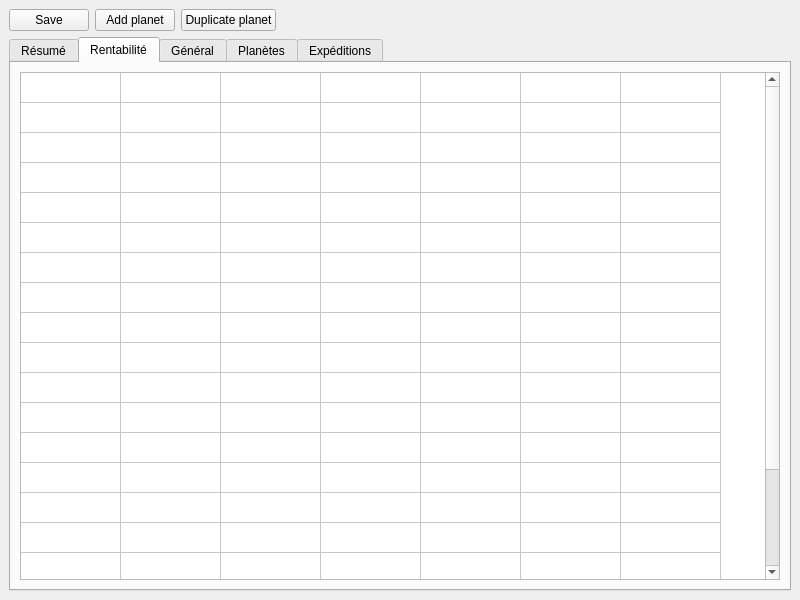
The window that mainwindow.ui (crocomo83/OgameHelper) describes before a commit, drawn with Qt 5.
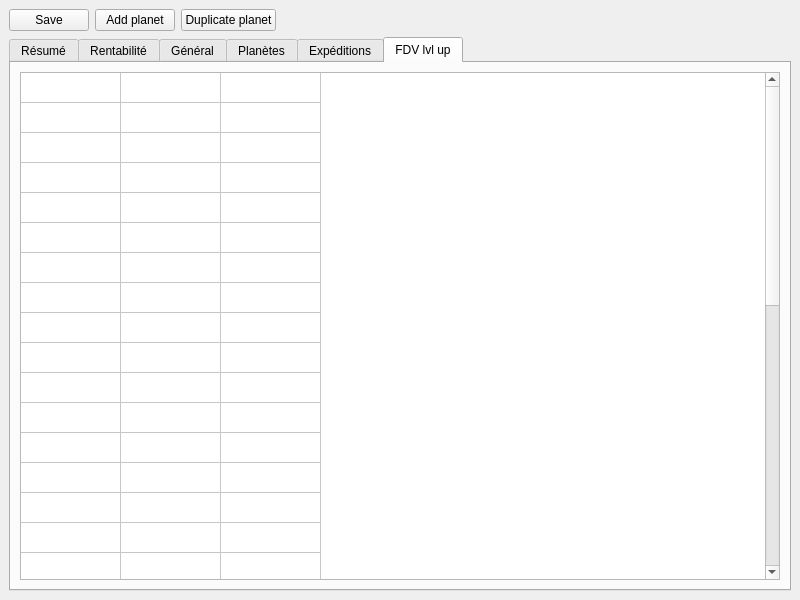
The same window after the commit.

Patch:
```diff
--- a/mainwindow.ui
+++ b/mainwindow.ui
@@ -58,7 +58,7 @@
       <item>
        <widget class="QTabWidget" name="tabGeneral">
         <property name="currentIndex">
-         <number>1</number>
+         <number>5</number>
         </property>
         <widget class="QWidget" name="overview">
          <attribute name="title">
@@ -376,6 +376,73 @@
           </item>
          </layout>
         </widget>
+        <widget class="QWidget" name="lvlUpFdv">
+         <attribute name="title">
+          <string>FDV lvl up</string>
+         </attribute>
+         <layout class="QHBoxLayout" name="horizontalLayout_8">
+          <item>
+           <widget class="QTableWidget" name="lvlUpFdvTab">
+            <property name="showGrid">
+             <bool>true</bool>
+            </property>
+            <property name="rowCount">
+             <number>35</number>
+            </property>
+            <property name="columnCount">
+             <number>3</number>
+            </property>
+            <attribute name="horizontalHeaderVisible">
+             <bool>false</bool>
+            </attribute>
+            <attribute name="horizontalHeaderCascadingSectionResizes">
+             <bool>false</bool>
+            </attribute>
+            <attribute name="verticalHeaderVisible">
+             <bool>false</bool>
+            </attribute>
+            <row/>
+            <row/>
+            <row/>
+            <row/>
+            <row/>
+            <row/>
+            <row/>
+            <row/>
+            <row/>
+            <row/>
+            <row/>
+            <row/>
+            <row/>
+            <row/>
+            <row/>
+            <row/>
+            <row/>
+            <row/>
+            <row/>
+            <row/>
+            <row/>
+            <row/>
+            <row/>
+            <row/>
+            <row/>
+            <row/>
+            <row/>
+            <row/>
+            <row/>
+            <row/>
+            <row/>
+            <row/>
+            <row/>
+            <row/>
+            <row/>
+            <column/>
+            <column/>
+            <column/>
+           </widget>
+          </item>
+         </layout>
+        </widget>
        </widget>
       </item>
      </layout>
```
